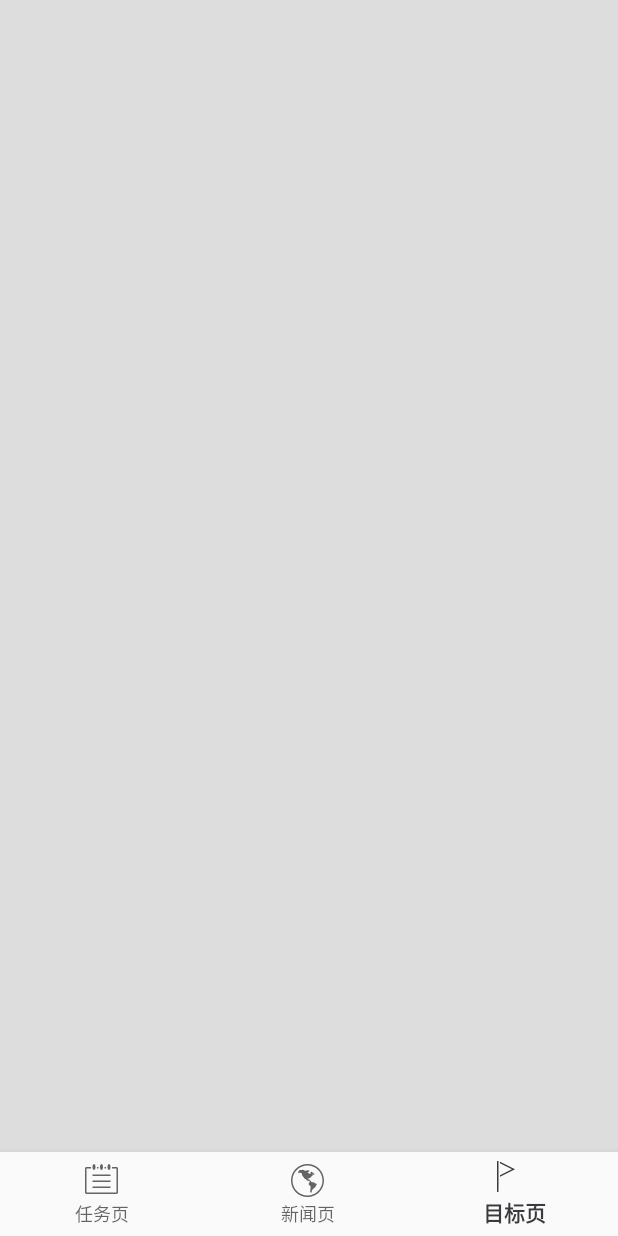
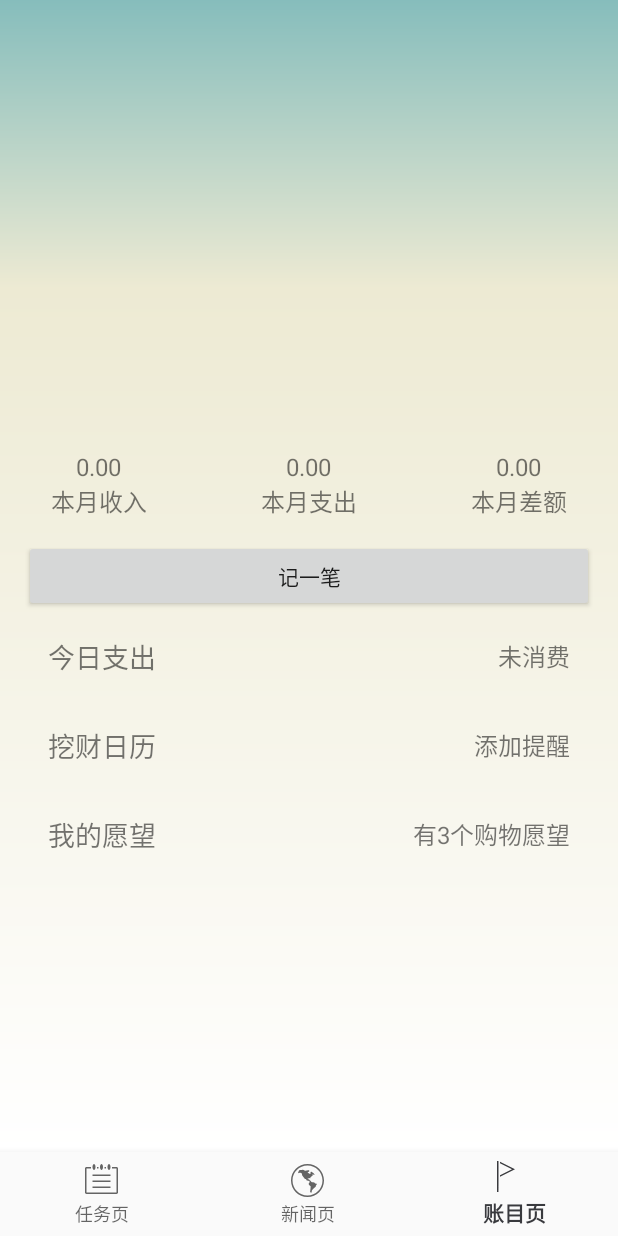
Before and after one commit to dxyist/Jarvis, an Android app: the screen it shows after launch (MainActivity), item 3 of the bottom bar chosen, on a phone screen of 412 x 824 dp. Run offline under Robolectric (Android 15) with nearby library versions, the phone set to English and light mode, and no system bars; libraries missing offline, so code that uses them is left out: com.cootek.feedsnews; network calls fail; pictures from the network do not load; 2 statements that could not run were skipped.

Commit message:
add Account Feature

```diff
--- a/app/build.gradle
+++ b/app/build.gradle
@@ -14,7 +14,7 @@ android {
     }
 
 
-    signingConfigs{
+    signingConfigs {
         debug {
             storeFile file('../leon_sign.jks')//签名文件路径
             storePassword "jsjz@111"
@@ -40,7 +40,7 @@ android {
     }
 }
 
-dependencies{
+dependencies {
     compile fileTree(include: ['*.jar'], dir: 'libs')
     androidTestCompile('com.android.support.test.espresso:espresso-core:2.2.2', {
         exclude group: 'com.android.support', module: 'support-annotations'
--- a/app/src/main/java/com/ecnu/leon/jarvis/MainActivity.java
+++ b/app/src/main/java/com/ecnu/leon/jarvis/MainActivity.java
@@ -11,6 +11,7 @@ import android.support.v7.app.AppCompatActivity;
 import android.view.MenuItem;
 
 import com.cootek.feedsnews.sdk.FeedsManager;
+import com.ecnu.leon.jarvis.model.account.AccountFragment;
 import com.ecnu.leon.jarvis.model.news.FeedsListFragment;
 import com.ecnu.leon.jarvis.model.news.MockNewsUtil;
 import com.ecnu.leon.jarvis.model.task.TaskFragment;
@@ -22,6 +23,7 @@ public class MainActivity extends AppCompatActivity {
 
     private Fragment taskFragment;
     private Fragment newsFragment;
+    private Fragment accountFragment;
     private Fragment targetFragment;
     private Fragment graphicFragment;
 
@@ -54,6 +56,8 @@ public class MainActivity extends AppCompatActivity {
                     addTaskPage();
                     return true;
                 case R.id.navigation_target:
+                    hideFragment(transaction);
+                    addAccountPage();
                     return true;
                 case R.id.navigation_news:
                     hideFragment(transaction);
@@ -113,6 +117,24 @@ public class MainActivity extends AppCompatActivity {
         transaction.commit();
     }
 
+    private void addAccountPage() {
+        //开启事务，fragment的控制是由事务来实现的
+
+        FragmentTransaction transaction = getSupportFragmentManager().beginTransaction();
+
+        if (accountFragment == null) {
+            accountFragment = AccountFragment.newInstance();
+            transaction.add(R.id.fragment_container, accountFragment);
+        }
+        //隐藏所有fragment
+        hideFragment(transaction);
+        //显示需要显示的fragment
+        transaction.show(accountFragment);
+
+        transaction.commit();
+    }
+
+
     private void addTaskPage() {
         //开启事务，fragment的控制是由事务来实现的
 
@@ -121,7 +143,7 @@ public class MainActivity extends AppCompatActivity {
         if (taskFragment == null) {
             taskFragment = TaskFragment.newInstance();
             transaction.add(R.id.fragment_container, taskFragment);
-            ((TaskFragment)taskFragment).startMainThread();
+            ((TaskFragment) taskFragment).startMainThread();
         }
         //隐藏所有fragment
         hideFragment(transaction);
@@ -170,6 +192,9 @@ public class MainActivity extends AppCompatActivity {
         if (graphicFragment != null) {
             transaction.hide(graphicFragment);
         }
+        if (accountFragment != null) {
+            transaction.hide(accountFragment);
+        }
     }
 
 }
--- /dev/null
+++ b/app/src/main/java/com/ecnu/leon/jarvis/model/account/AccountFragment.java
@@ -0,0 +1,124 @@
+package com.ecnu.leon.jarvis.model.account;
+
+import android.content.Context;
+import android.content.Intent;
+import android.net.Uri;
+import android.os.Bundle;
+import android.support.v4.app.Fragment;
+import android.view.LayoutInflater;
+import android.view.View;
+import android.view.ViewGroup;
+import android.widget.Button;
+import android.widget.RelativeLayout;
+import android.widget.TextView;
+
+import com.ecnu.leon.jarvis.R;
+
+import java.util.GregorianCalendar;
+
+/**
+ * A simple {@link Fragment} subclass.
+ * Activities that contain this fragment must implement the
+ * {@link AccountFragment.OnFragmentInteractionListener} interface
+ * to handle interaction events.
+ * Use the {@link AccountFragment#newInstance} factory method to
+ * create an instance of this fragment.
+ */
+public class AccountFragment extends Fragment {
+    TextView incomeFloatTextView;
+    TextView outcomeFloatTextView;
+    TextView differenceFloatTextView;
+
+    TextView todayCostFloatTextView;
+    TextView todayCostTextView;
+
+    RelativeLayout todayCostRelativeLayout;
+    RelativeLayout incomeRelativeLayout;
+
+    static final int ACTION_ADD_INCOME_DIALOG = 0;
+
+    public static GregorianCalendar latelyBaginCalendar = new GregorianCalendar(2017, 8, 3);
+
+
+    private OnFragmentInteractionListener mListener;
+
+    public AccountFragment() {
+        // Required empty public constructor
+    }
+
+    /**
+     * Use this factory method to create a new instance of
+     * this fragment using the provided parameters.
+     *
+     * @return A new instance of fragment AccountFragment.
+     */
+    // TODO: Rename and change types and number of parameters
+    public static AccountFragment newInstance() {
+        AccountFragment fragment = new AccountFragment();
+        Bundle args = new Bundle();
+        fragment.setArguments(args);
+        return fragment;
+    }
+
+    @Override
+    public void onCreate(Bundle savedInstanceState) {
+        super.onCreate(savedInstanceState);
+    }
+
+    @Override
+    public View onCreateView(LayoutInflater inflater, ViewGroup container,
+                             Bundle savedInstanceState) {
+
+        View view = inflater.inflate(R.layout.fragment_account, container, false);
+        initView(view);
+        // Inflate the layout for this fragment
+        return view;
+
+    }
+
+    public void initView(View view) {
+        Button button = (Button) view.findViewById(R.id.btn_account_add_newCount);
+        button.setOnClickListener(new View.OnClickListener() {
+
+            @Override
+            public void onClick(View v) {
+                Intent intent = new Intent(getActivity(), AccountAddActivity.class);
+                startActivity(intent);
+            }
+        });
+
+    }
+
+    // TODO: Rename method, update argument and hook method into UI event
+    public void onButtonPressed(Uri uri) {
+        if (mListener != null) {
+            mListener.onFragmentInteraction(uri);
+        }
+    }
+
+    @Override
+    public void onAttach(Context context) {
+        super.onAttach(context);
+    }
+
+    @Override
+    public void onDetach() {
+        super.onDetach();
+        mListener = null;
+    }
+
+    /**
+     * This interface must be implemented by activities that contain this
+     * fragment to allow an interaction in this fragment to be communicated
+     * to the activity and potentially other fragments contained in that
+     * activity.
+     * <p>
+     * See the Android Training lesson <a href=
+     * "http://developer.android.com/training/basics/fragments/communicating.html"
+     * >Communicating with Other Fragments</a> for more information.
+     */
+    public interface OnFragmentInteractionListener {
+        // TODO: Update argument type and name
+        void onFragmentInteraction(Uri uri);
+    }
+}
--- a/app/src/main/java/com/ecnu/leon/jarvis/model/task/routinetask/RoutineTaskRecyclerViewAdapter.java
+++ b/app/src/main/java/com/ecnu/leon/jarvis/model/task/routinetask/RoutineTaskRecyclerViewAdapter.java
@@ -258,6 +258,8 @@ public class RoutineTaskRecyclerViewAdapter extends RecyclerView.Adapter<Routine
         ((CheckBox) view.findViewById(R.id.checkbox_routineTask_week6)).setChecked(weeks[6]);
         ((CheckBox) view.findViewById(R.id.checkbox_routineTask_week7)).setChecked(weeks[7]);
 
+        ((CheckBox) view.findViewById(R.id.checkbox_routineTask_is_step)).setChecked(routineTasks.get(position).isMoreTimes());
+
 
 //        final EditText rateEditText = (EditText) view.findViewById(R.id.edt_dailytask_add_);
 //        rateEditText.setText(taskContainer.get(position).getNegativeEnergyRate() + "");
@@ -297,7 +299,7 @@ public class RoutineTaskRecyclerViewAdapter extends RecyclerView.Adapter<Routine
                     weeks[7] = ((CheckBox) finalView.findViewById(R.id.checkbox_routineTask_week7)).isChecked();
 
                     routineTasks.get(position).setDaysOfWeek(weeks.clone());
-
+                    routineTasks.get(position).setMoreTimes(((CheckBox) finalView.findViewById(R.id.checkbox_routineTask_is_step)).isChecked());
                     notifyDataSetChanged();
                 }
 
--- /dev/null
+++ b/app/src/main/res/drawable/background_account.xml
@@ -0,0 +1,12 @@
+<shape xmlns:android="http://schemas.android.com/apk/res/android">
+
+    <gradient
+        android:angle="90"
+        android:centerX="0.75"
+        android:centerY="0.75"
+        android:centerColor="#EDEAD3"
+        android:endColor="#86BDBC"
+        android:startColor="#ffffff"
+        android:type="linear"></gradient>
+
+</shape>
--- /dev/null
+++ b/app/src/main/res/layout/fragment_account.xml
@@ -0,0 +1,180 @@
+<RelativeLayout xmlns:android="http://schemas.android.com/apk/res/android"
+    xmlns:tools="http://schemas.android.com/tools"
+    android:layout_width="match_parent"
+    android:layout_height="match_parent"
+    android:paddingBottom="@dimen/activity_vertical_margin"
+    android:paddingLeft="@dimen/activity_horizontal_margin"
+    android:background="@drawable/background_account"
+    android:paddingRight="@dimen/activity_horizontal_margin"
+    android:paddingTop="@dimen/activity_vertical_margin">
+
+    <RelativeLayout
+        android:id="@+id/rlay_account_income_inThisMonth"
+        android:layout_width="100dp"
+        android:layout_height="60dp"
+        android:layout_above="@+id/btn_account_add_newCount"
+        android:layout_alignParentLeft="true"
+        android:orientation="vertical" >
+
+        <TextView
+            android:id="@+id/txt_account_income_number_inThisMonth"
+            android:layout_width="wrap_content"
+            android:layout_height="wrap_content"
+            android:layout_centerHorizontal="true"
+            android:text="0.00"
+            android:textSize="16sp" />
+
+        <TextView
+            android:id="@+id/txt_account_income_txt_inThisMonth"
+            android:layout_width="wrap_content"
+            android:layout_height="wrap_content"
+            android:layout_below="@+id/txt_account_income_number_inThisMonth"
+            android:layout_centerHorizontal="true"
+            android:text="本月收入"
+            android:textSize="16sp" />
+    </RelativeLayout>
+
+    <RelativeLayout
+        android:layout_width="100dp"
+        android:layout_height="60dp"
+        android:layout_above="@+id/btn_account_add_newCount"
+        android:layout_centerHorizontal="true"
+        android:orientation="vertical" >
+
+        <TextView
+            android:id="@+id/txt_account_outcome_number_inThisMonth"
+            android:layout_width="wrap_content"
+            android:layout_height="wrap_content"
+            android:layout_centerHorizontal="true"
+            android:text="0.00"
+            android:textSize="16sp" />
+
+        <TextView
+            android:id="@+id/txt_account_outcome_txt_inThisMonth"
+            android:layout_width="wrap_content"
+            android:layout_height="wrap_content"
+            android:layout_below="@+id/txt_account_outcome_number_inThisMonth"
+            android:layout_centerHorizontal="true"
+            android:text="本月支出"
+            android:textSize="16sp" />
+    </RelativeLayout>
+
+    <RelativeLayout
+        android:layout_width="100dp"
+        android:layout_height="60dp"
+        android:layout_above="@+id/btn_account_add_newCount"
+        android:layout_alignParentRight="true"
+        android:orientation="vertical" >
+
+        <TextView
+            android:id="@+id/txt_account_difference_number_inThisMonth"
+            android:layout_width="wrap_content"
+            android:layout_height="wrap_content"
+            android:layout_centerHorizontal="true"
+            android:text="0.00"
+            android:textSize="16sp" />
+
+        <TextView
+            android:id="@+id/txt_account_difference_txt_inThisMonth"
+            android:layout_width="wrap_content"
+            android:layout_height="wrap_content"
+            android:layout_below="@+id/txt_account_difference_number_inThisMonth"
+            android:layout_centerHorizontal="true"
+            android:text="本月差额"
+            android:textSize="16sp" />
+    </RelativeLayout>
+
+    <Button
+        android:id="@+id/btn_account_add_newCount"
+        android:layout_width="fill_parent"
+        android:layout_height="wrap_content"
+        android:layout_centerInParent="true"
+        android:text="记一笔" />
+
+    <!-- 今日支出 -->
+
+    <RelativeLayout
+        android:id="@+id/rlayout_account_today_cost"
+        android:layout_width="match_parent"
+        android:layout_height="wrap_content"
+        android:layout_below="@+id/btn_account_add_newCount"
+        android:paddingBottom="@dimen/activity_vertical_margin"
+        android:paddingLeft="@dimen/activity_horizontal_margin"
+        android:paddingRight="@dimen/activity_horizontal_margin"
+        android:paddingTop="@dimen/activity_vertical_margin" >
+
+        <TextView
+            android:id="@+id/txt_account_today_cost"
+            android:layout_width="wrap_content"
+            android:layout_height="wrap_content"
+            android:layout_centerVertical="true"
+            android:text="今日支出"
+            android:textSize="18sp" />
+
+        <TextView
+            android:id="@+id/txt_account_today_cost_value"
+            android:layout_width="wrap_content"
+            android:layout_height="wrap_content"
+            android:layout_alignParentRight="true"
+            android:layout_centerVertical="true"
+            android:text="未消费"
+            android:textSize="16sp" />
+    </RelativeLayout>
+
+    <!-- 挖财日历 -->
+
+    <RelativeLayout
+        android:id="@+id/rlayout_account_wacai_calendar"
+        android:layout_width="match_parent"
+        android:layout_height="wrap_content"
+        android:layout_below="@+id/rlayout_account_today_cost"
+        android:paddingBottom="@dimen/activity_vertical_margin"
+        android:paddingLeft="@dimen/activity_horizontal_margin"
+        android:paddingRight="@dimen/activity_horizontal_margin"
+        android:paddingTop="@dimen/activity_vertical_margin" >
+
+        <TextView
+            android:layout_width="wrap_content"
+            android:layout_height="wrap_content"
+            android:layout_centerVertical="true"
+            android:text="挖财日历"
+            android:textSize="18sp" />
+
+        <TextView
+            android:layout_width="wrap_content"
+            android:layout_height="wrap_content"
+            android:layout_alignParentRight="true"
+            android:layout_centerVertical="true"
+            android:text="添加提醒"
+            android:textSize="16sp" />
+    </RelativeLayout>
+
+    <!-- 我的投资 -->
+
+    <RelativeLayout
+        android:id="@+id/rlayout_account_wacai_investment"
+        android:layout_width="match_parent"
+        android:layout_height="wrap_content"
+        android:layout_below="@+id/rlayout_account_wacai_calendar"
+        android:paddingBottom="@dimen/activity_vertical_margin"
+        android:paddingLeft="@dimen/activity_horizontal_margin"
+        android:paddingRight="@dimen/activity_horizontal_margin"
+        android:paddingTop="@dimen/activity_vertical_margin" >
+
+        <TextView
+            android:layout_width="wrap_content"
+            android:layout_height="wrap_content"
+            android:layout_centerVertical="true"
+            android:text="我的愿望"
+            android:textSize="18sp" />
+
+        <TextView
+            android:layout_width="wrap_content"
+            android:layout_height="wrap_content"
+            android:layout_alignParentRight="true"
+            android:layout_centerVertical="true"
+            android:text="有3个购物愿望"
+            android:textSize="16sp" />
+    </RelativeLayout>
+
+</RelativeLayout>
--- a/app/src/main/res/menu/navigation.xml
+++ b/app/src/main/res/menu/navigation.xml
@@ -14,7 +14,7 @@
     <item
         android:id="@+id/navigation_target"
         android:icon="@drawable/ic_target_black_24dp"
-        android:title="目标页" />
+        android:title="账目页" />
 
     <!--<item-->
     <!--android:id="@+id/navigation_notifications"-->
```
Also changed, not shown: app/src/main/AndroidManifest.xml (+5 -3 lines), app/src/main/java/com/ecnu/leon/jarvis/model/account/AccountAddActivity.java (added, +28 -0 lines), app/src/main/java/com/ecnu/leon/jarvis/model/task/routinetask/RoutineTask.java (+9 -0 lines), app/src/main/res/layout/activity_account_add.xml (added, +125 -0 lines), app/src/main/res/layout/dlg_routine_add.xml (+41 -27 lines), app/src/main/res/drawable/account_background.png (added).
